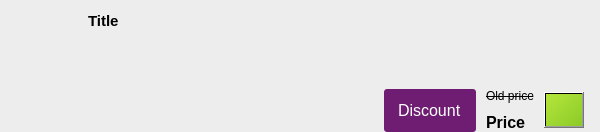
The window that widgets/storelistitem.ui (pamugk/nebulae-qt) describes before a commit, drawn with Qt 5.
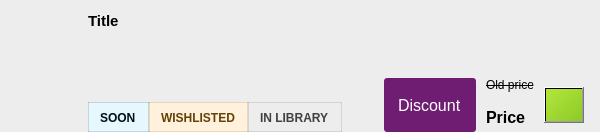
The same window after the commit. Icons and pictures are not drawn.

What changed in the file:
```diff
--- a/widgets/storelistitem.ui
+++ b/widgets/storelistitem.ui
@@ -68,7 +68,7 @@
    </item>
    <item>
     <widget class="QWidget" name="info" native="true">
-     <layout class="QGridLayout" name="infoLayout">
+     <layout class="QGridLayout" name="infoLayout" columnstretch="1,0,0,0">
       <property name="leftMargin">
        <number>16</number>
       </property>
@@ -170,19 +170,6 @@
         </property>
        </spacer>
       </item>
-      <item row="2" column="0" rowspan="2">
-       <spacer name="horizontalSpacer">
-        <property name="orientation">
-         <enum>Qt::Orientation::Horizontal</enum>
-        </property>
-        <property name="sizeHint" stdset="0">
-         <size>
-          <width>40</width>
-          <height>20</height>
-         </size>
-        </property>
-       </spacer>
-      </item>
       <item row="0" column="0" colspan="4">
        <widget class="QLabel" name="titleLabel">
         <property name="font">
@@ -196,6 +183,92 @@
         </property>
        </widget>
       </item>
+      <item row="3" column="0">
+       <widget class="QWidget" name="statusHolder" native="true">
+        <property name="styleSheet">
+         <string notr="true">QLabel
+{
+	padding: 8px;
+	padding-bottom: 6px;
+}</string>
+        </property>
+        <layout class="QHBoxLayout" name="statusLayout">
+         <property name="spacing">
+          <number>0</number>
+         </property>
+         <property name="leftMargin">
+          <number>0</number>
+         </property>
+         <property name="topMargin">
+          <number>0</number>
+         </property>
+         <property name="rightMargin">
+          <number>0</number>
+         </property>
+         <property name="bottomMargin">
+          <number>0</number>
+         </property>
+         <item>
+          <widget class="QLabel" name="upcomingLabel">
+           <property name="font">
+            <font>
+             <bold>true</bold>
+            </font>
+           </property>
+           <property name="styleSheet">
+            <string notr="true">background: rgb(230, 247, 254); border: 1px solid rgba(1, 17, 25, 0.15); color: rgb(1, 17, 25);</string>
+           </property>
+           <property name="text">
+            <string>SOON</string>
+           </property>
+          </widget>
+         </item>
+         <item>
+          <widget class="QLabel" name="wishlistedLabel">
+           <property name="font">
+            <font>
+             <bold>true</bold>
+            </font>
+           </property>
+           <property name="styleSheet">
+            <string notr="true">background: rgb(255, 241, 219); border: 1px solid rgba(99, 65, 9, 0.15); color: rgb(99, 65, 9);</string>
+           </property>
+           <property name="text">
+            <string>WISHLISTED</string>
+           </property>
+          </widget>
+         </item>
+         <item>
+          <widget class="QLabel" name="ownedLabel">
+           <property name="font">
+            <font>
+             <bold>true</bold>
+            </font>
+           </property>
+           <property name="styleSheet">
+            <string notr="true">background: rgb(237, 237, 237); border: 1px solid rgba(64, 64, 64, 0.15); color: rgb(64, 64, 64);</string>
+           </property>
+           <property name="text">
+            <string>IN LIBRARY</string>
+           </property>
+          </widget>
+         </item>
+         <item>
+          <spacer name="statusSpacer">
+           <property name="orientation">
+            <enum>Qt::Orientation::Horizontal</enum>
+           </property>
+           <property name="sizeHint" stdset="0">
+            <size>
+             <width>40</width>
+             <height>20</height>
+            </size>
+           </property>
+          </spacer>
+         </item>
+        </layout>
+       </widget>
+      </item>
      </layout>
     </widget>
    </item>
```
